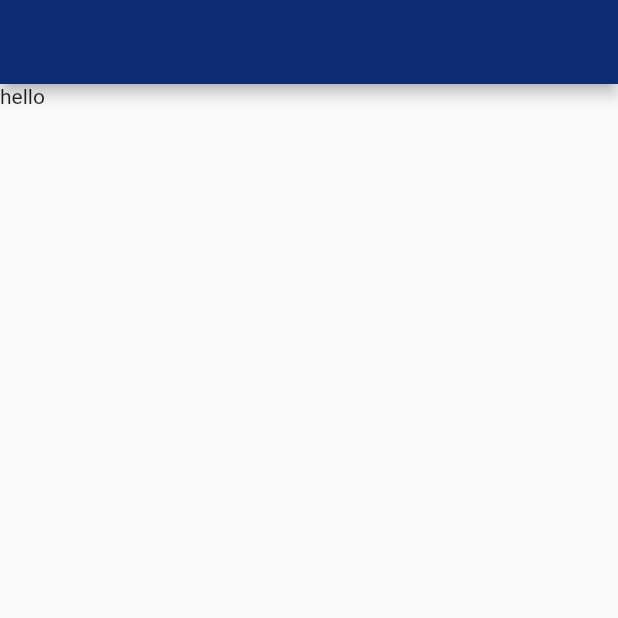
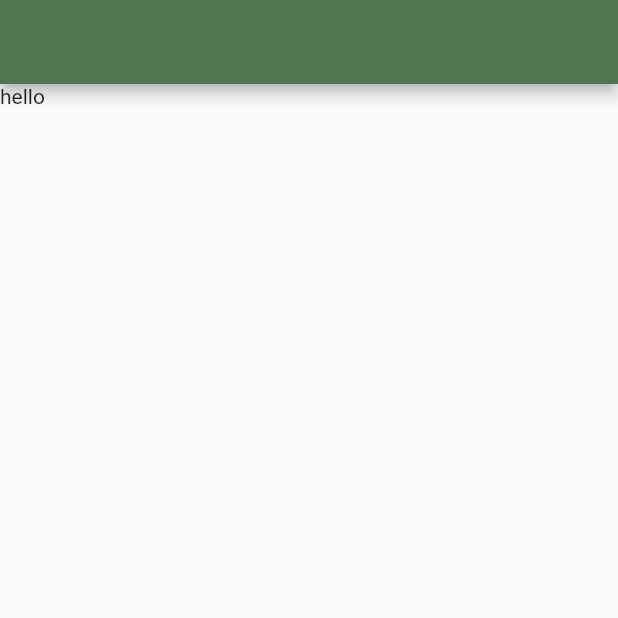
Before and after one commit to YuDavidCao/bootstrap_library, a Flutter app: the screen it shows after launch, on a phone screen of 412 x 824 dp, the top half of it. Run offline on Flutter 3.47's test engine with Material 2 defaults, Android fonts, the light colour scheme and no system bars; our stand-ins replace page_transition.

Commit message:
minor chnages on color

```diff
--- a/lib/main.dart
+++ b/lib/main.dart
@@ -23,17 +23,17 @@ class MyApp extends StatelessWidget {
         debugShowCheckedModeBanner: false,
         title: 'PubLib',
         theme: ThemeData(
-          primarySwatch: const MaterialColor(0xFF0E2C71, {
-            50: Color(0xFF0E2C71),
-            100: Color(0xFF0E2C71),
-            200: Color(0xFF0E2C71),
-            300: Color(0xFF0E2C71),
-            400: Color(0xFF0E2C71),
-            500: Color(0xFF0E2C71),
-            600: Color(0xFF0E2C71),
-            700: Color(0xFF0E2C71),
-            800: Color(0xFF0E2C71),
-            900: Color(0xFF0E2C71),
+          primarySwatch: const MaterialColor(0xFF517551, {
+            50: Color(0xFF517551),
+            100: Color(0xFF517551),
+            200: Color(0xFF517551),
+            300: Color(0xFF517551),
+            400: Color(0xFF517551),
+            500: Color(0xFF517551),
+            600: Color(0xFF517551),
+            700: Color(0xFF517551),
+            800: Color(0xFF517551),
+            900: Color(0xFF517551),
           }),
         ),
           home: const HomePage(),
```
